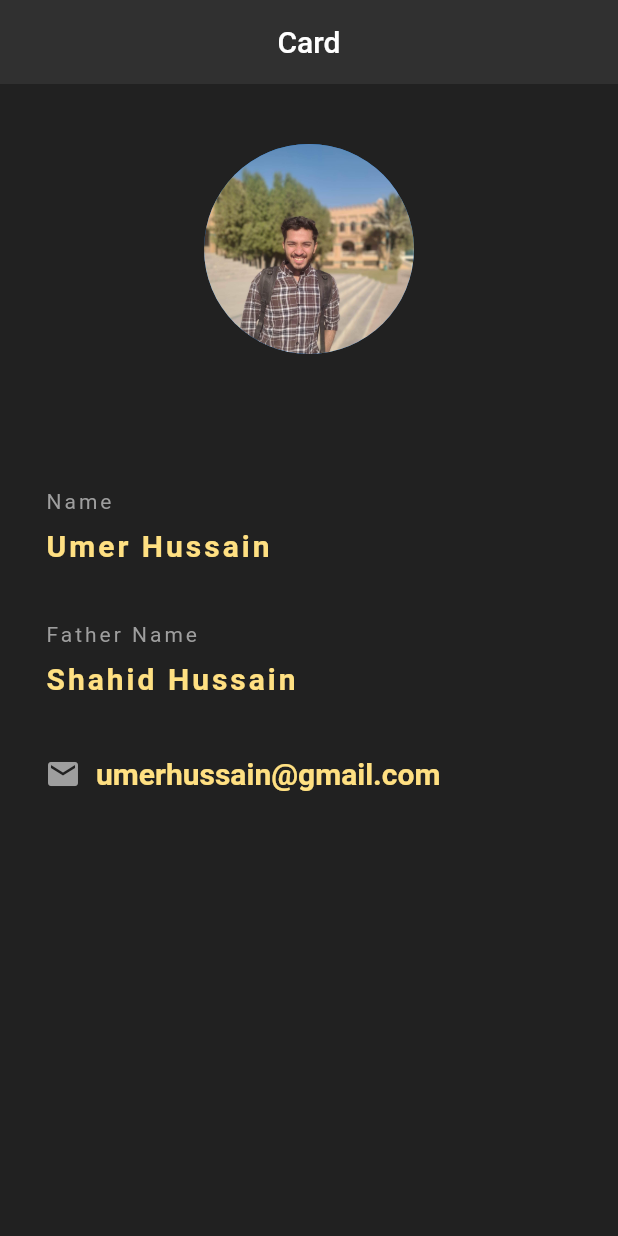
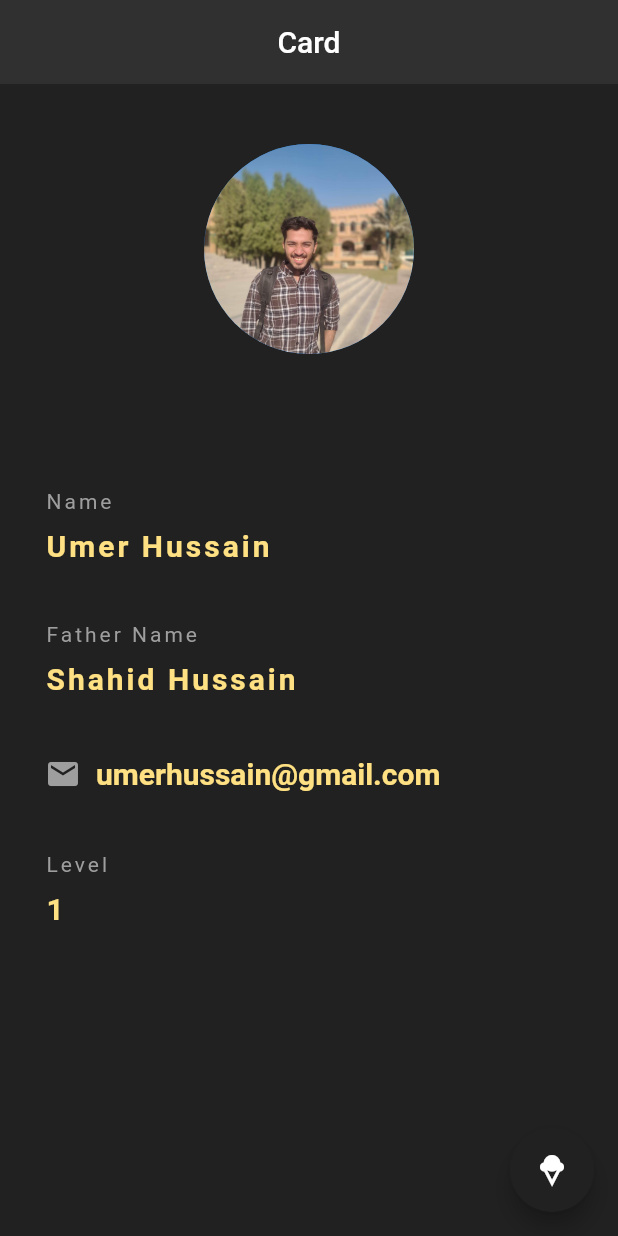
Before and after one commit to MuhammadUmerHussain/IdentityCardApp, a Flutter app: the screen it shows after launch, on a phone screen of 412 x 824 dp. Run offline on Flutter 3.47's test engine with Material 2 defaults, Android fonts, the phone set to English and light mode, and no system bars.

Commit message:
Stateful widget usd and level is added

```diff
--- a/lib/main.dart
+++ b/lib/main.dart
@@ -5,9 +5,15 @@ void main() {
     home: Card(),
   ));
 }
-class Card extends StatelessWidget {
+class Card extends StatefulWidget {
   const Card({super.key});
 
+  @override
+  State<Card> createState() => _CardState();
+}
+
+class _CardState extends State<Card> {
+  int level=1;
   @override
   Widget build(BuildContext context) {
     return Scaffold(
@@ -17,6 +23,15 @@ class Card extends StatelessWidget {
         backgroundColor: Colors.grey[850],
         centerTitle: true,
         elevation: 0.0,
+      ),
+      floatingActionButton: FloatingActionButton(
+        onPressed: (){
+          setState(() {
+            level+=1;
+          });
+        },
+        child: Icon(Icons.icecream),
+        backgroundColor: Colors.grey[900],
       ),
       body: Padding(padding: EdgeInsets.fromLTRB(30, 40, 30, 0),
       child:Column(
@@ -83,8 +98,25 @@ class Card extends StatelessWidget {
                 fontSize: 20,
                 fontWeight: FontWeight.bold
               ),)
+
             ],
-          )
+          ),
+
+          SizedBox(height: 40,),
+          Text("Level ",
+            style: TextStyle(
+                color: Colors.grey,
+                letterSpacing: 2
+            ),),
+          SizedBox(height:10),
+          Text("$level",
+            style: TextStyle(
+              color: Colors.amber[200],
+              letterSpacing: 2
+              ,
+              fontSize: 20,
+              fontWeight: FontWeight.bold,
+            ),),
 
         ],
       )),
```
Also changed, not shown: 1 other file.
